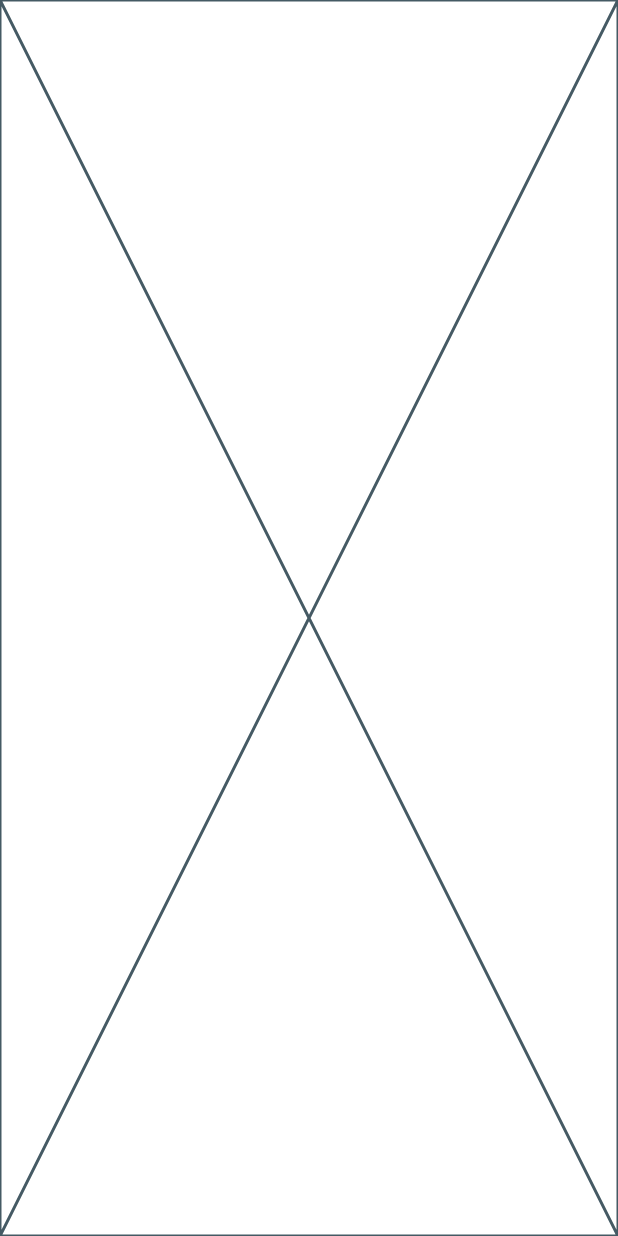
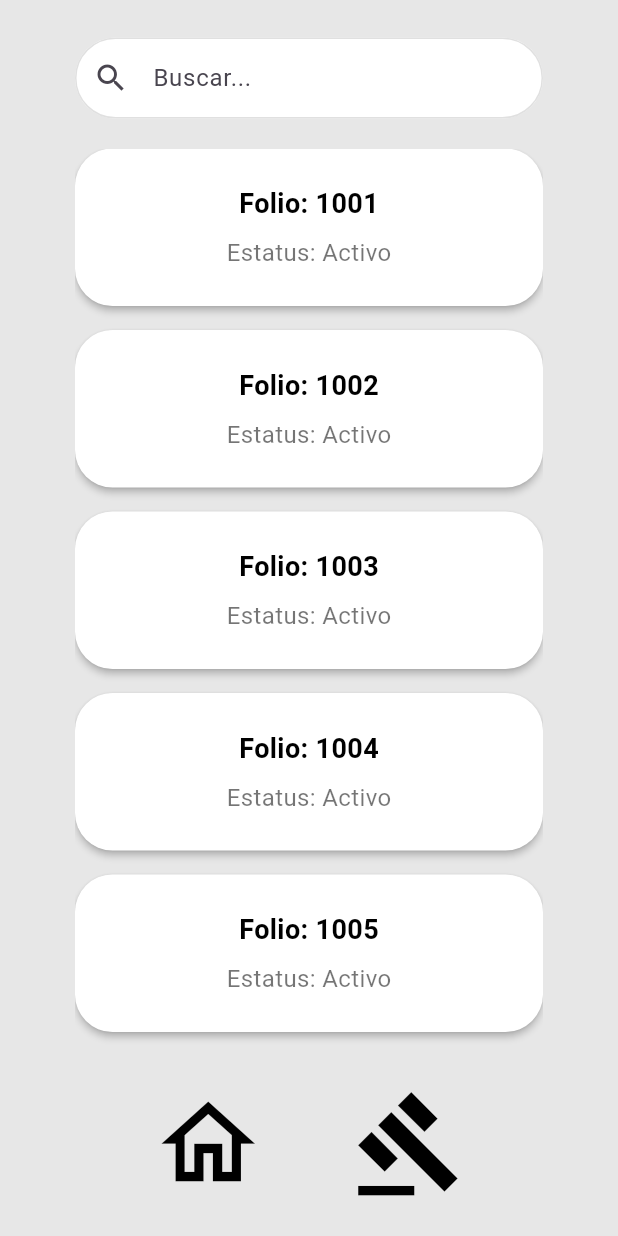
Before and after one commit to NaoSaan/Heimdall_Mobile, a Flutter app: the MenuScreen screen opened by its route, after a tap on "Informes", on a phone screen of 412 x 824 dp. Run offline on Flutter 3.47's test engine with Material 3 defaults, Android fonts, the phone set to English and light mode, and no system bars.

Commit message:
informesScreen  agregado

```diff
--- a/lib/views/condenas.dart
+++ b/lib/views/condenas.dart
@@ -97,6 +97,7 @@ class _CondenasScreenState extends State<CondenasScreen> {
                       // Se cambia el color del ícono a negro.
                       color: Colors.black,
                       onPressed: () {
+                        Navigator.pushNamed(context, '/informes');
                         // Acción para el botón de lista (no funcional por ahora)
                       },
                     ),
--- a/lib/views/informes.dart
+++ b/lib/views/informes.dart
@@ -5,12 +5,130 @@ class InformesScreen extends StatefulWidget {
   const InformesScreen({super.key});
 
   @override
-  State<InformesScreen> createState() => _MyWidgetState();
+  State<InformesScreen> createState() => _InformesScreenState();
 }
 
-class _MyWidgetState extends State<InformesScreen> {
+class _InformesScreenState extends State<InformesScreen> {
   @override
   Widget build(BuildContext context) {
-    return const Placeholder();
+    return Scaffold(
+      resizeToAvoidBottomInset: false,
+      backgroundColor: const Color(0xFFe7e7e7),
+      body: SafeArea(
+        child: Padding(
+          // 2. REDUCIMOS EL PADDING PARA HACER LAS TARJETAS MÁS ANCHAS
+          padding: const EdgeInsets.symmetric(horizontal: 50.0),
+          child: Column(
+            children: [
+              const SizedBox(height: 25),
+              // --- Barra de Búsqueda ---
+              TextField(
+                decoration: InputDecoration(
+                  hintText: 'Buscar...',
+                  prefixIcon: const Icon(Icons.search),
+                  filled: true,
+                  fillColor: Colors.white,
+                  contentPadding: const EdgeInsets.symmetric(vertical: 15.0),
+                  border: OutlineInputBorder(
+                    borderRadius: BorderRadius.circular(30.0),
+                    borderSide: BorderSide.none,
+                  ),
+                  enabledBorder: OutlineInputBorder(
+                    borderRadius: BorderRadius.circular(30.0),
+                    borderSide: BorderSide(color: Colors.grey.shade300),
+                  ),
+                  focusedBorder: OutlineInputBorder(
+                    borderRadius: BorderRadius.circular(30.0),
+                    borderSide: const BorderSide(color: Colors.black),
+                  ),
+                ),
+              ),
+              const SizedBox(height: 20),
+
+              // --- Lista de Tarjetas ---
+              Expanded(
+                child: ListView.builder(
+                  itemCount: 7,
+                  itemBuilder: (context, index) {
+                    // Pasamos datos de ejemplo a la tarjeta
+                    return InfoCard(
+                      folio: 'Folio: ${1001 + index}',
+                      estatus:
+                          'Estatus: Activo', // Cambiamos el nombre del parámetro
+                    );
+                  },
+                ),
+              ),
+
+              // --- Botones Inferiores ---
+              Padding(
+                padding: const EdgeInsets.symmetric(vertical: 16.0),
+                child: Row(
+                  mainAxisAlignment: MainAxisAlignment.spaceEvenly,
+                  children: [
+                    IconButton(
+                      icon: const Icon(Icons.home_outlined),
+                      iconSize: 75.0,
+                      color: Colors.black,
+                      onPressed: () {
+                        Navigator.pushNamed(context, '/menu');
+                      },
+                    ),
+                    IconButton(
+                      icon: const Icon(Icons.gavel),
+                      iconSize: 75.0,
+                      color: Colors.black,
+                      onPressed: () {
+                        Navigator.pushNamed(context, '/condenas');
+                      },
+                    ),
+                  ],
+                ),
+              ),
+            ],
+          ),
+        ),
+      ),
+    );
   }
 }
+
+// --- Widget para la Tarjeta de Información (MODIFICADO) ---
+class InfoCard extends StatelessWidget {
+  final String folio;
+  // Cambiamos 'asunto' por 'estatus' para que coincida con la imagen
+  final String estatus;
+
+  const InfoCard({super.key, required this.folio, required this.estatus});
+
+  @override
+  Widget build(BuildContext context) {
+    return Card(
+      elevation: 2.0,
+      margin: const EdgeInsets.only(bottom: 16.0),
+      shape: RoundedRectangleBorder(borderRadius: BorderRadius.circular(25.0)),
+      color: Colors.white,
+      child: Padding(
+        padding: const EdgeInsets.symmetric(vertical: 24.0),
+        // Alineamos el texto en columna centrada
+        child: Column(
+          children: [
+            Text(
+              folio,
+              style: const TextStyle(
+                fontWeight: FontWeight.bold,
+                fontSize: 18,
+                color: Colors.black,
+              ),
+            ),
+            const SizedBox(height: 8), // Espacio entre los textos
+            Text(
+              estatus,
+              style: const TextStyle(fontSize: 16, color: Colors.black54),
+            ),
+          ],
+        ),
+      ),
+    );
+  }
+}
--- a/lib/views/menu.dart
+++ b/lib/views/menu.dart
@@ -1,4 +1,5 @@
 import 'package:flutter/material.dart';
+import 'Informes.dart';
 
 class MenuScreen extends StatelessWidget {
   static const String routeName = '/menu';
@@ -37,7 +38,8 @@ class MenuScreen extends StatelessWidget {
                   _MenuButton(
                     label: 'Informes',
                     icon: Icons.article,
-                    onTap: () => Navigator.pushNamed(context, '/informes'),
+                    onTap: () =>
+                        Navigator.pushNamed(context, InformesScreen.routeName),
                     height: 110,
                   ),
                 ],
```
